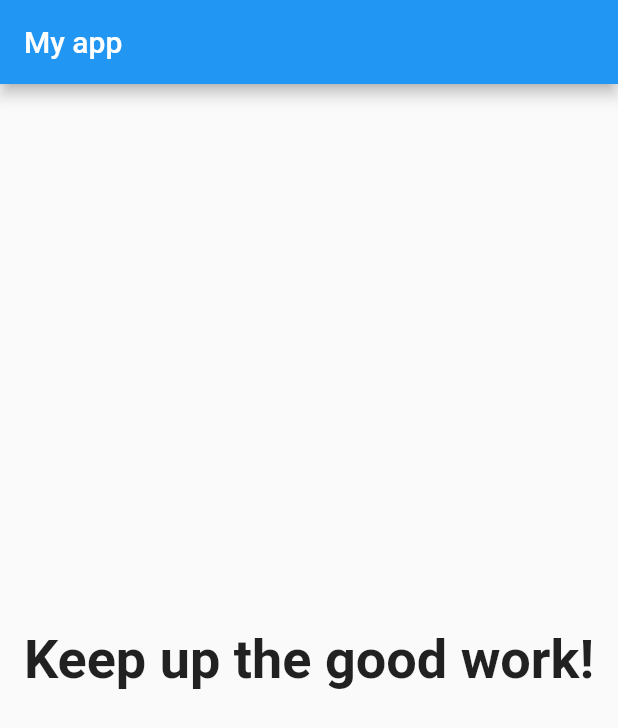
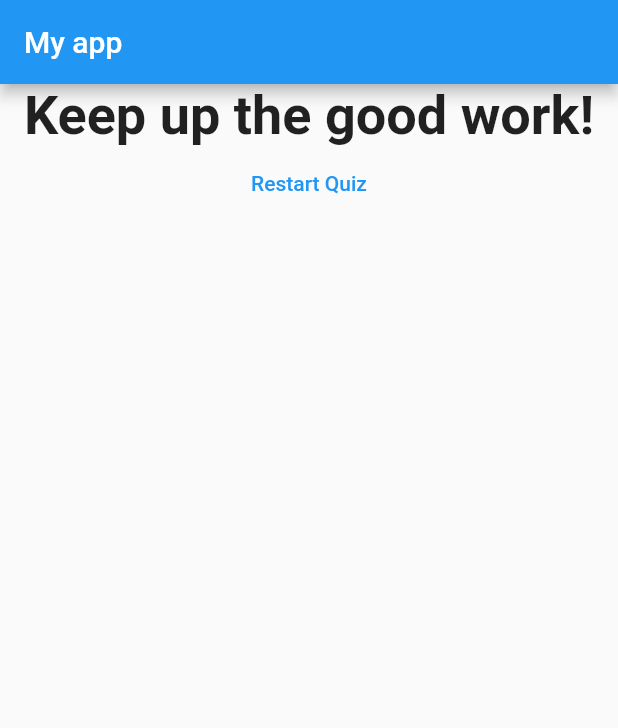
Before and after one commit to waetech/quizapp, a Flutter app: the screen it shows after launch, after a tap on "Super Excited", after a tap on "Every other day", after a tap on "To be a millionaire", on a phone screen of 412 x 824 dp. Shown: the top 728 px of the screen. Run offline on Flutter 3.47's test engine with Material 2 defaults, Android fonts, the phone set to English and light mode, and no system bars.

Commit message:
Added restart button to application

```diff
--- a/lib/main.dart
+++ b/lib/main.dart
@@ -39,6 +39,13 @@ class _MyAppState extends State<MyApp> {
   var _questionIndex = 0;
   var _totalScore = 0;
 
+  void _resetQuiz() {
+    setState(() {
+      _questionIndex = 0;
+      _totalScore = 0;
+    });
+  }
+
   void _answerQuestion(int score) {
 
     _totalScore = _totalScore + score;
@@ -67,7 +74,7 @@ class _MyAppState extends State<MyApp> {
             answerQuestion: _answerQuestion,
             questionIndex: _questionIndex,
             questions: _questions)
-            : Result(_totalScore),
+            : Result(_totalScore, _resetQuiz),
       ),
     );
   }
--- a/lib/result.dart
+++ b/lib/result.dart
@@ -2,8 +2,9 @@ import 'package:flutter/material.dart';
 
 class Result extends StatelessWidget {
   final int resultScore;
+  final Function resetHandler;
 
-  Result(this.resultScore);
+  Result(this.resultScore, this.resetHandler);
 
   String get resultPhrase{
     String resultText;
@@ -23,10 +24,19 @@ class Result extends StatelessWidget {
   @override
   Widget build(BuildContext context) {
     return Center(
-      child: Text(
-      resultPhrase,
-          style: TextStyle(fontSize: 36, fontWeight: FontWeight.bold),
-      textAlign: TextAlign.center,),
+      child: Column(
+        children: <Widget>[
+          Text(
+          resultPhrase,
+              style: TextStyle(fontSize: 36, fontWeight: FontWeight.bold),
+          textAlign: TextAlign.center,
+          ),
+          FlatButton(child: Text('Restart Quiz'),
+            textColor: Colors.blue,
+            onPressed: resetHandler,
+          ),
+        ],
+      ),
     );
   }
 }
```
